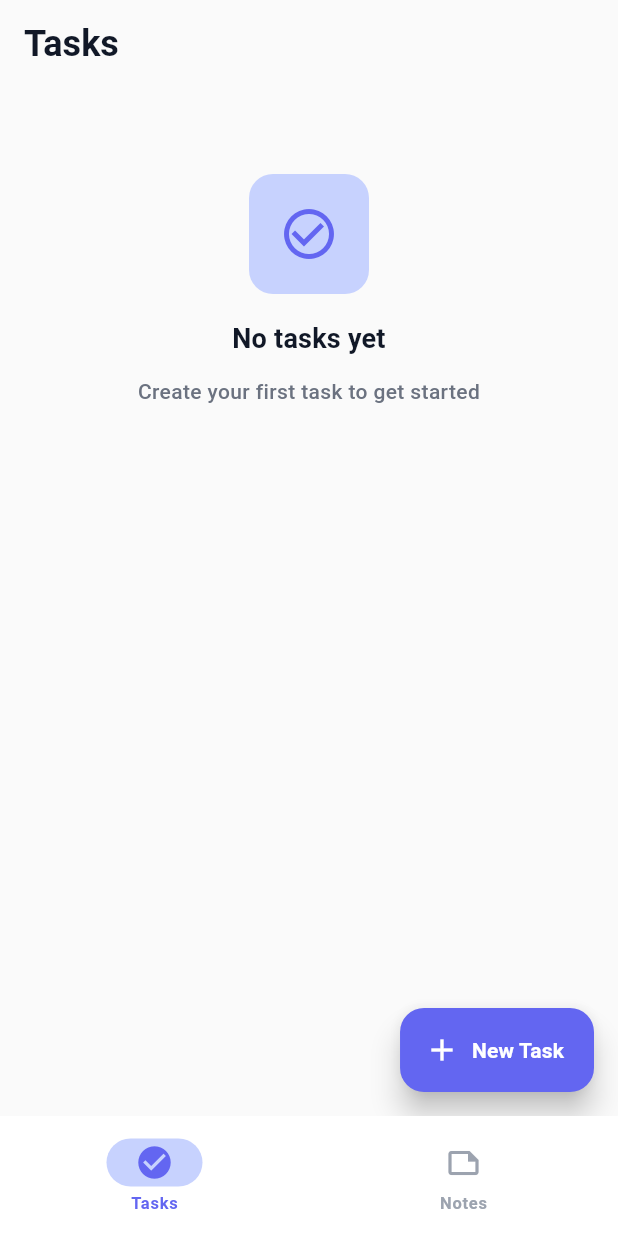
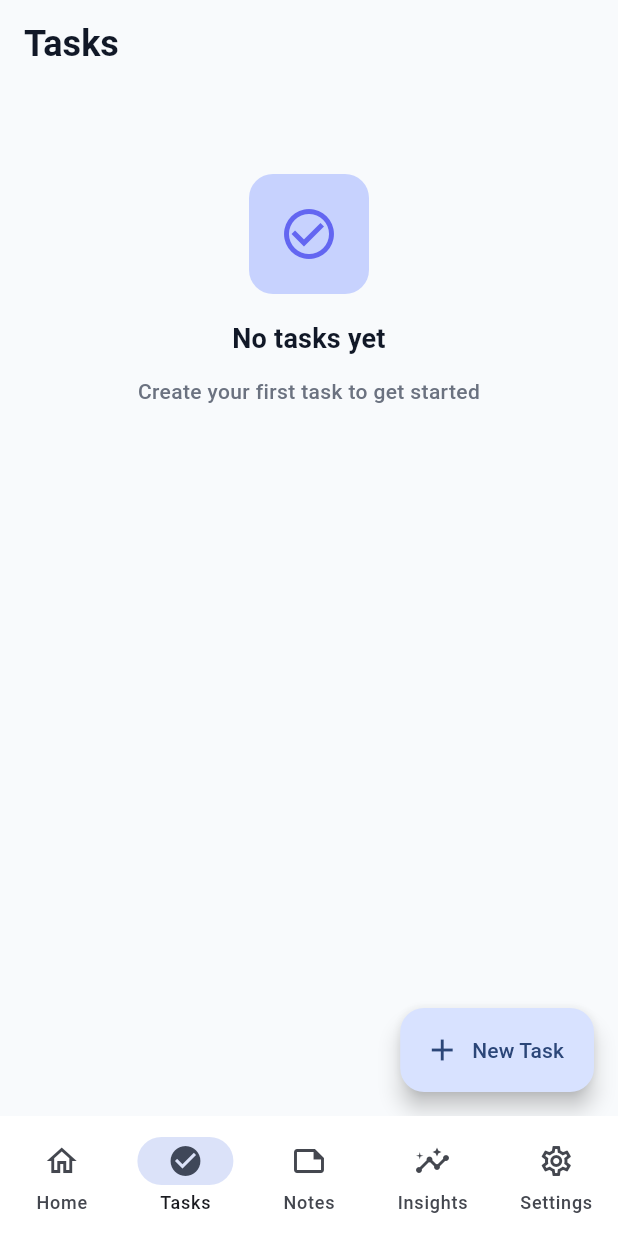
Before and after one commit to Chris0171/nuvora, a Flutter app: the screen it shows after launch, on a phone screen of 412 x 824 dp. Run offline on Flutter 3.47's test engine with Material 3 defaults, Android fonts, the phone set to English and light mode, and no system bars; our stand-ins replace flutter_riverpod, sqflite_common_ffi; accounts and stored records are empty.

Commit message:
UI step 0 complete

```diff
--- a/lib/core/navigation/main_shell.dart
+++ b/lib/core/navigation/main_shell.dart
@@ -1,17 +1,24 @@
 import 'package:flutter/material.dart';
 
+import 'package:nuvora/features/home/presentation/screens/home_screen.dart';
+import 'package:nuvora/features/insights/presentation/screens/insights_screen.dart';
 import 'package:nuvora/features/notes/presentation/screens/notes_screen.dart';
-import 'package:nuvora/features/tasks/presentation/screens/home_screen.dart';
+import 'package:nuvora/features/settings/presentation/screens/settings_screen.dart';
+import 'package:nuvora/features/tasks/presentation/screens/tasks_screen.dart';
 
-class MainShell extends StatefulWidget {
-  const MainShell({super.key});
+class AppShell extends StatefulWidget {
+  const AppShell({super.key});
 
   @override
-  State<MainShell> createState() => _MainShellState();
+  State<AppShell> createState() => _AppShellState();
 }
 
-class _MainShellState extends State<MainShell> {
-  int _selectedIndex = 0;
+class MainShell extends AppShell {
+  const MainShell({super.key});
+}
+
+class _AppShellState extends State<AppShell> {
+  int _selectedIndex = 1;
 
   late final List<Widget> _screens;
 
@@ -20,7 +27,10 @@ class _MainShellState extends State<MainShell> {
     super.initState();
     _screens = [
       const HomeScreen(),
+      const TasksScreen(),
       const NotesScreen(),
+      const InsightsScreen(),
+      const SettingsScreen(),
     ];
   }
 
@@ -35,6 +45,11 @@ class _MainShellState extends State<MainShell> {
         },
         destinations: const [
           NavigationDestination(
+            icon: Icon(Icons.home_outlined),
+            selectedIcon: Icon(Icons.home),
+            label: 'Home',
+          ),
+          NavigationDestination(
             icon: Icon(Icons.check_circle_outline),
             selectedIcon: Icon(Icons.check_circle),
             label: 'Tasks',
@@ -44,6 +59,16 @@ class _MainShellState extends State<MainShell> {
             selectedIcon: Icon(Icons.note),
             label: 'Notes',
           ),
+          NavigationDestination(
+            icon: Icon(Icons.insights_outlined),
+            selectedIcon: Icon(Icons.insights),
+            label: 'Insights',
+          ),
+          NavigationDestination(
+            icon: Icon(Icons.settings_outlined),
+            selectedIcon: Icon(Icons.settings),
+            label: 'Settings',
+          ),
         ],
       ),
     );
--- /dev/null
+++ b/lib/core/theme/app_colors.dart
@@ -0,0 +1,16 @@
+import 'package:flutter/material.dart';
+
+class AppColors {
+  const AppColors._();
+
+  static const Color primary = Color(0xFF3B82F6);
+  static const Color secondary = Color(0xFF14B8A6);
+
+  static const Color lightBackground = Color(0xFFF8FAFC);
+  static const Color lightSurface = Color(0xFFFFFFFF);
+  static const Color lightOnSurface = Color(0xFF0F172A);
+
+  static const Color darkBackground = Color(0xFF0B1220);
+  static const Color darkSurface = Color(0xFF111827);
+  static const Color darkOnSurface = Color(0xFFE5E7EB);
+}
--- /dev/null
+++ b/lib/core/theme/app_radius.dart
@@ -0,0 +1,8 @@
+class AppRadius {
+  const AppRadius._();
+
+  static const double md = 12;
+  static const double lg = 16;
+  static const double xl = 20;
+  static const double full = 999;
+}
--- /dev/null
+++ b/lib/core/theme/app_spacing.dart
@@ -0,0 +1,10 @@
+class AppSpacing {
+  const AppSpacing._();
+
+  static const double xxs = 4;
+  static const double xs = 8;
+  static const double sm = 12;
+  static const double md = 16;
+  static const double lg = 24;
+  static const double xl = 32;
+}
--- a/lib/core/theme/app_theme.dart
+++ b/lib/core/theme/app_theme.dart
@@ -1,153 +1,90 @@
 import 'package:flutter/material.dart';
-import 'package:nuvora/core/theme/app_design_system.dart';
+import 'package:nuvora/core/theme/app_colors.dart';
+import 'package:nuvora/core/theme/app_radius.dart';
+import 'package:nuvora/core/theme/app_spacing.dart';
+import 'package:nuvora/core/theme/app_typography.dart';
 
-ThemeData buildAppTheme() {
-  const seedColor = AppColors.primary;
+class AppTheme {
+  const AppTheme._();
 
+  static ThemeData light() {
+    final scheme = ColorScheme.fromSeed(
+      seedColor: AppColors.primary,
+      brightness: Brightness.light,
+    );
+
+    return _buildTheme(
+      colorScheme: scheme,
+      scaffoldBackgroundColor: AppColors.lightBackground,
+      surfaceColor: AppColors.lightSurface,
+      onSurfaceColor: AppColors.lightOnSurface,
+    );
+  }
+
+  static ThemeData dark() {
+    final scheme = ColorScheme.fromSeed(
+      seedColor: AppColors.primary,
+      brightness: Brightness.dark,
+    );
+
+    return _buildTheme(
+      colorScheme: scheme,
+      scaffoldBackgroundColor: AppColors.darkBackground,
+      surfaceColor: AppColors.darkSurface,
+      onSurfaceColor: AppColors.darkOnSurface,
+    );
+  }
+
+  static ThemeData _buildTheme({
+    required ColorScheme colorScheme,
+    required Color scaffoldBackgroundColor,
+    required Color surfaceColor,
+    required Color onSurfaceColor,
+  }) {
     return ThemeData(
       useMaterial3: true,
-    colorScheme: ColorScheme.fromSeed(
-      seedColor: seedColor,
-      brightness: Brightness.light,
-    ),
-    scaffoldBackgroundColor: AppColors.background,
-    appBarTheme: const AppBarTheme(
-      elevation: AppElevation.none,
-      backgroundColor: AppColors.surface,
-      foregroundColor: AppColors.textPrimary,
+      colorScheme: colorScheme,
+      scaffoldBackgroundColor: scaffoldBackgroundColor,
+      appBarTheme: AppBarTheme(
         centerTitle: false,
-      titleTextStyle: AppTypography.headlineLarge,
-      scrolledUnderElevation: 0,
+        elevation: 0,
+        backgroundColor: scaffoldBackgroundColor,
+        foregroundColor: onSurfaceColor,
+        titleTextStyle: AppTypography.h2.copyWith(color: onSurfaceColor),
       ),
       cardTheme: CardThemeData(
-      color: AppColors.surface,
-      elevation: AppElevation.xs,
+        color: surfaceColor,
+        margin: EdgeInsets.zero,
         shape: RoundedRectangleBorder(
           borderRadius: BorderRadius.circular(AppRadius.lg),
-        side: const BorderSide(color: AppColors.border, width: 1),
-      ),
-      margin: EdgeInsets.zero,
-    ),
-    elevatedButtonTheme: ElevatedButtonThemeData(
-      style: ElevatedButton.styleFrom(
-        backgroundColor: AppColors.primary,
-        foregroundColor: Colors.white,
-        padding: const EdgeInsets.symmetric(
-          horizontal: AppSpacing.lg,
-          vertical: AppSpacing.md,
-        ),
-        shape: RoundedRectangleBorder(
-          borderRadius: BorderRadius.circular(AppRadius.lg),
-        ),
-        elevation: AppElevation.sm,
-        textStyle: AppTypography.labelLarge,
-      ),
-    ),
-    textButtonTheme: TextButtonThemeData(
-      style: TextButton.styleFrom(
-        foregroundColor: AppColors.primary,
-        padding: const EdgeInsets.symmetric(
-          horizontal: AppSpacing.lg,
-          vertical: AppSpacing.md,
-        ),
-        textStyle: AppTypography.labelLarge,
-      ),
-    ),
-    floatingActionButtonTheme: FloatingActionButtonThemeData(
-      backgroundColor: AppColors.primary,
-      foregroundColor: Colors.white,
-      elevation: AppElevation.lg,
-      shape: RoundedRectangleBorder(
-        borderRadius: BorderRadius.circular(AppRadius.xl),
         ),
       ),
       inputDecorationTheme: InputDecorationTheme(
         filled: true,
-      fillColor: AppColors.surfaceSecondary,
+        fillColor: surfaceColor,
         contentPadding: const EdgeInsets.symmetric(
-        horizontal: AppSpacing.lg,
-        vertical: AppSpacing.lg,
+          horizontal: AppSpacing.md,
+          vertical: AppSpacing.sm,
         ),
         border: OutlineInputBorder(
-        borderRadius: BorderRadius.circular(AppRadius.lg),
-        borderSide: const BorderSide(color: AppColors.border),
-      ),
-      enabledBorder: OutlineInputBorder(
-        borderRadius: BorderRadius.circular(AppRadius.lg),
-        borderSide: const BorderSide(color: AppColors.border),
-      ),
-      focusedBorder: OutlineInputBorder(
-        borderRadius: BorderRadius.circular(AppRadius.lg),
-        borderSide: const BorderSide(color: AppColors.primary, width: 2),
-      ),
-      errorBorder: OutlineInputBorder(
-        borderRadius: BorderRadius.circular(AppRadius.lg),
-        borderSide: const BorderSide(color: AppColors.danger),
-      ),
-      focusedErrorBorder: OutlineInputBorder(
-        borderRadius: BorderRadius.circular(AppRadius.lg),
-        borderSide: const BorderSide(color: AppColors.danger, width: 2),
-      ),
-      labelStyle: AppTypography.bodyMedium.copyWith(
-        color: AppColors.textSecondary,
-      ),
-      hintStyle: AppTypography.bodyMedium.copyWith(
-        color: AppColors.textTertiary,
+          borderRadius: BorderRadius.circular(AppRadius.md),
         ),
       ),
       navigationBarTheme: NavigationBarThemeData(
-      elevation: AppElevation.lg,
-      backgroundColor: AppColors.surface,
-      surfaceTintColor: Colors.transparent,
-      indicatorColor: AppColors.primaryLight,
-      labelTextStyle: WidgetStateProperty.resolveWith((states) {
-        if (states.contains(WidgetState.selected)) {
-          return AppTypography.labelSmall.copyWith(
-            color: AppColors.primary,
-            fontWeight: FontWeight.w700,
-          );
-        }
-        return AppTypography.labelSmall.copyWith(
-          color: AppColors.textTertiary,
-        );
-      }),
-      iconTheme: WidgetStateProperty.resolveWith((states) {
-        if (states.contains(WidgetState.selected)) {
-          return const IconThemeData(
-            color: AppColors.primary,
-            size: 26,
-          );
-        }
-        return const IconThemeData(
-          color: AppColors.textTertiary,
-          size: 24,
-        );
-      }),
+        backgroundColor: surfaceColor,
+        elevation: 0,
       ),
-    checkboxTheme: CheckboxThemeData(
-      fillColor: WidgetStateProperty.resolveWith((states) {
-        if (states.contains(WidgetState.selected)) {
-          return AppColors.primary;
-        }
-        return Colors.transparent;
-      }),
-      shape: RoundedRectangleBorder(
-        borderRadius: BorderRadius.circular(AppRadius.sm),
-      ),
-    ),
-    textTheme: const TextTheme(
-      displayLarge: AppTypography.displayLarge,
-      displayMedium: AppTypography.displayMedium,
-      displaySmall: AppTypography.displaySmall,
-      headlineLarge: AppTypography.headlineLarge,
-      headlineMedium: AppTypography.headlineMedium,
-      headlineSmall: AppTypography.headlineSmall,
-      bodyLarge: AppTypography.bodyLarge,
-      bodyMedium: AppTypography.bodyMedium,
-      bodySmall: AppTypography.bodySmall,
-      labelLarge: AppTypography.labelLarge,
-      labelMedium: AppTypography.labelMedium,
-      labelSmall: AppTypography.labelSmall,
+      textTheme: TextTheme(
+        headlineLarge: AppTypography.h1,
+        headlineMedium: AppTypography.h2,
+        bodyLarge: AppTypography.body,
+        bodyMedium: AppTypography.body,
+        bodySmall: AppTypography.caption,
       ),
     );
   }
+}
+
+ThemeData buildAppTheme() => AppTheme.light();
+
+ThemeData buildDarkAppTheme() => AppTheme.dark();
--- /dev/null
+++ b/lib/core/theme/app_typography.dart
@@ -0,0 +1,32 @@
+import 'package:flutter/material.dart';
+
+class AppTypography {
+  const AppTypography._();
+
+  static const TextStyle h1 = TextStyle(
+    fontSize: 30,
+    fontWeight: FontWeight.w700,
+    height: 1.2,
+    letterSpacing: -0.2,
+  );
+
+  static const TextStyle h2 = TextStyle(
+    fontSize: 24,
+    fontWeight: FontWeight.w600,
+    height: 1.25,
+    letterSpacing: -0.1,
+  );
+
+  static const TextStyle body = TextStyle(
+    fontSize: 16,
+    fontWeight: FontWeight.w400,
+    height: 1.5,
+  );
+
+  static const TextStyle caption = TextStyle(
+    fontSize: 12,
+    fontWeight: FontWeight.w500,
+    height: 1.4,
+    letterSpacing: 0.2,
+  );
+}
--- /dev/null
+++ b/lib/features/home/presentation/screens/home_screen.dart
@@ -0,0 +1,16 @@
+import 'package:flutter/material.dart';
+
+class HomeScreen extends StatelessWidget {
+  const HomeScreen({super.key});
+
+  @override
+  Widget build(BuildContext context) {
+    return const Scaffold(
+      body: SafeArea(
+        child: Center(
+          child: Text('Home'),
+        ),
+      ),
+    );
+  }
+}
--- /dev/null
+++ b/lib/features/insights/presentation/screens/insights_screen.dart
@@ -0,0 +1,16 @@
+import 'package:flutter/material.dart';
+
+class InsightsScreen extends StatelessWidget {
+  const InsightsScreen({super.key});
+
+  @override
+  Widget build(BuildContext context) {
+    return const Scaffold(
+      body: SafeArea(
+        child: Center(
+          child: Text('Insights'),
+        ),
+      ),
+    );
+  }
+}
--- a/lib/features/settings/presentation/screens/settings_screen.dart
+++ b/lib/features/settings/presentation/screens/settings_screen.dart
@@ -0,0 +1,16 @@
+import 'package:flutter/material.dart';
+
+class SettingsScreen extends StatelessWidget {
+	const SettingsScreen({super.key});
+
+	@override
+	Widget build(BuildContext context) {
+		return const Scaffold(
+			body: SafeArea(
+				child: Center(
+					child: Text('Settings'),
+				),
+			),
+		);
+	}
+}
--- /dev/null
+++ b/lib/features/tasks/presentation/screens/tasks_screen.dart
@@ -0,0 +1,12 @@
+import 'package:flutter/material.dart';
+import 'package:nuvora/features/tasks/presentation/screens/home_screen.dart'
+    as task_home;
+
+class TasksScreen extends StatelessWidget {
+  const TasksScreen({super.key});
+
+  @override
+  Widget build(BuildContext context) {
+    return const task_home.HomeScreen();
+  }
+}
--- a/lib/main.dart
+++ b/lib/main.dart
@@ -15,7 +15,9 @@ class MyApp extends StatelessWidget {
     return MaterialApp(
       title: 'Nuvora',
       theme: buildAppTheme(),
-      home: const MainShell(),
+      darkTheme: buildDarkAppTheme(),
+      themeMode: ThemeMode.system,
+      home: const AppShell(),
       debugShowCheckedModeBanner: false,
     );
   }
```
Lines whose indentation alone changed are shown as unchanged.
